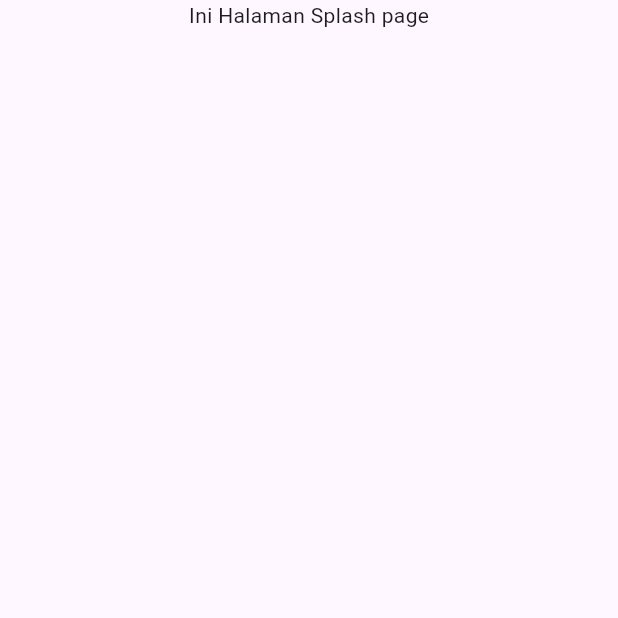
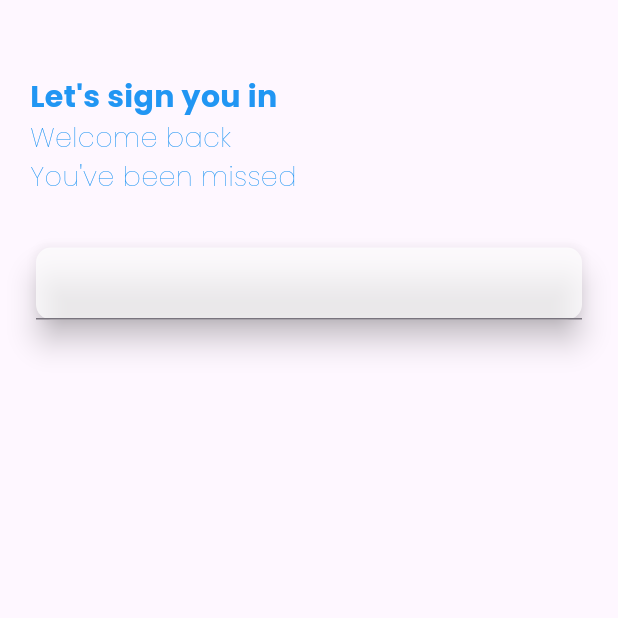
Before and after one commit to Royhan2123/Aplikasi-Mbanking, a Flutter app: the screen it shows after launch, on a phone screen of 412 x 824 dp, the top half of it. Run offline on Flutter 3.47's test engine with Material 3 defaults, Android fonts, the phone set to English and light mode, and no system bars; our stand-ins replace google_fonts.

Commit message:
login_screen

```diff
--- a/lib/main.dart
+++ b/lib/main.dart
@@ -1,4 +1,5 @@
 
+import 'package:aplikasi_mbanking/ui/login%20&%20register/login_screen.dart';
 import 'package:aplikasi_mbanking/ui/splash_page.dart';
 import 'package:aplikasi_mbanking/ui/splash_screen.dart';
 import 'package:flutter/material.dart';
@@ -19,6 +20,7 @@ class MainActivity extends StatelessWidget {
       routes: {
           "/splashScreen": (context) => const SplashScreen(),
           "/onBoarding": (context) => const OnBoarding(),
+          "/loginScreen": (context) => const LoginScreen(),
       },
       home: const SplashScreen(),
     );
--- /dev/null
+++ b/lib/ui/login & register/login_screen.dart
@@ -0,0 +1,64 @@
+import 'package:aplikasi_mbanking/style/color/style_color.dart';
+import 'package:flutter/material.dart';
+
+class LoginScreen extends StatefulWidget {
+  const LoginScreen({super.key});
+
+  @override
+  State<LoginScreen> createState() => _LoginScreenState();
+}
+
+class _LoginScreenState extends State<LoginScreen> {
+  @override
+  Widget build(BuildContext context) {
+    return Scaffold(
+      body: ListView(
+        padding: const EdgeInsets.all(20),
+        children: [
+          headher(),
+          bodys(),
+        ],
+      ),
+    );
+  }
+
+  Widget headher() {
+    return SizedBox(
+      child: Padding(
+        padding: const EdgeInsets.only(top: 30),
+        child: Column(
+          crossAxisAlignment: CrossAxisAlignment.start,
+          children: [
+            Text(
+              "Let's sign you in",
+              style:
+                  blueStyle.copyWith(fontSize: 20, fontWeight: FontWeight.bold),
+            ),
+            Text(
+              "Welcome back\nYou've been missed",
+              style:
+                  blueStyle.copyWith(fontSize: 18, fontWeight: FontWeight.w100),
+            ),
+            const SizedBox(
+              height: 30,
+            ),
+          ],
+        ),
+      ),
+    );
+  }
+
+  Widget bodys() {
+    return Card(
+      elevation: 8.0,
+      shape: RoundedRectangleBorder(
+        borderRadius: BorderRadius.circular(10),
+      ),
+      color: Colors.white70,
+      child: Column(
+        crossAxisAlignment: CrossAxisAlignment.start,
+        children: [TextFormField()],
+      ),
+    );
+  }
+}
--- a/lib/ui/splash_screen.dart
+++ b/lib/ui/splash_screen.dart
@@ -13,10 +13,13 @@ class _SplashScreenState extends State<SplashScreen> {
   @override
   void initState() {
     super.initState();
-    Timer(const Duration(seconds: 3), () {
-      Navigator.pushNamedAndRemoveUntil(
-          context, "/onBoarding", (route) => false);
-    });
+    Timer(
+      const Duration(seconds: 3),
+      () {
+        Navigator.pushNamedAndRemoveUntil(
+            context, "/loginScreen", (route) => false);
+      },
+    );
   }
 
   @override
```
